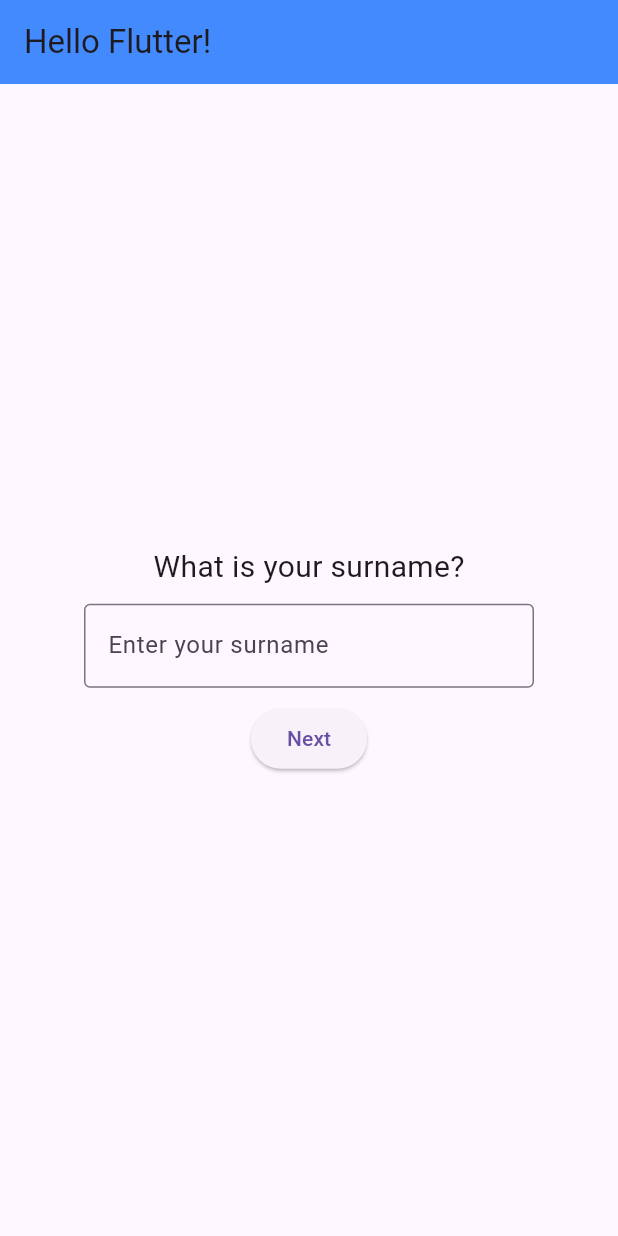
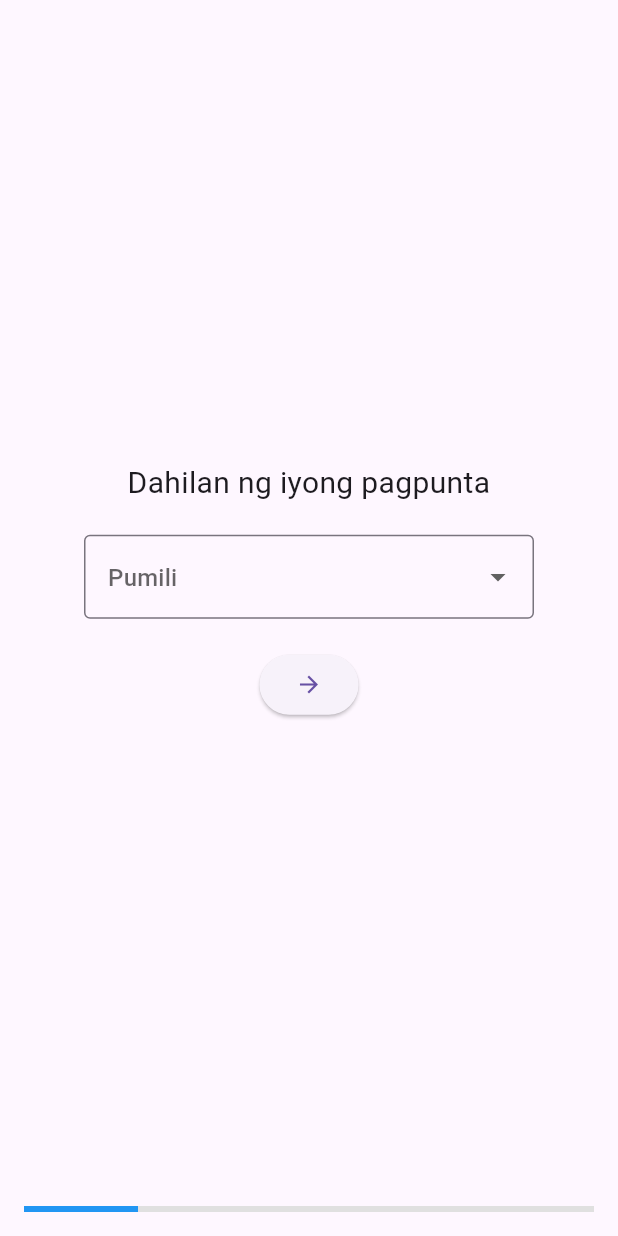
Before and after one commit to melee45/barangay-profiling-system, a Flutter app: the screen it shows after launch, on a phone screen of 412 x 824 dp. Run offline on Flutter 3.47's test engine with Material 3 defaults, Android fonts, the phone set to English and light mode, and no system bars.

Commit message:
Updated the question sequence, added 'Other' in purpose, translated some words from English to Tagalog, Added a progress bar.

```diff
--- a/lib/main.dart
+++ b/lib/main.dart
@@ -18,7 +18,8 @@ class MyApp extends StatelessWidget {
 // Initial Welcome Screen with Animation
 class WelcomeAnimationScreen extends StatefulWidget {
   @override
-  _WelcomeAnimationScreenState createState() => _WelcomeAnimationScreenState();
+  _WelcomeAnimationScreenState createState() =>
+      _WelcomeAnimationScreenState();
 }
 
 class _WelcomeAnimationScreenState extends State<WelcomeAnimationScreen> {
@@ -34,12 +35,6 @@ class _WelcomeAnimationScreenState extends State<WelcomeAnimationScreen> {
     });
 
     Future.delayed(Duration(seconds: 3), () {
-      setState(() {
-        opacity = 0.0;
-      });
-    });
-
-    Future.delayed(Duration(seconds: 4), () {
       Navigator.pushReplacement(
         context,
         MaterialPageRoute(builder: (context) => WelcomeScreen()),
@@ -56,7 +51,8 @@ class _WelcomeAnimationScreenState extends State<WelcomeAnimationScreen> {
           duration: Duration(seconds: 2),
           child: Text(
             "Welcome!",
-            style: TextStyle(fontSize: 32, fontWeight: FontWeight.bold, color: Colors.blue),
+            style: TextStyle(
+                fontSize: 32, fontWeight: FontWeight.bold, color: Colors.blue),
           ),
         ),
       ),
@@ -64,14 +60,13 @@ class _WelcomeAnimationScreenState extends State<WelcomeAnimationScreen> {
   }
 }
 
-// Main Registration Screen with Smooth Transitions
+// Main Registration Screen
 class WelcomeScreen extends StatefulWidget {
   @override
   _WelcomeScreenState createState() => _WelcomeScreenState();
 }
 
 class _WelcomeScreenState extends State<WelcomeScreen> {
-  double opacity = 0.0;
   int step = 0;
   TextEditingController surnameController = TextEditingController();
   TextEditingController firstNameController = TextEditingController();
@@ -81,31 +76,33 @@ class _WelcomeScreenState extends State<WelcomeScreen> {
   DateTime? selectedBirthdate;
   int? calculatedAge;
 
-  List<String> addressOptions = ["Purok 1", "Purok 2", "Purok 3", "Purok 4", "Purok 5",
-  "Purok 6", "Purok 7", "Purok 8", "PLDT Subdivision", "Country Homes Subd.", "Vista Rosa"];
-  List<String> purposeOptions = ["Indigency", "Clearance", "Residency", "Certificate", "ID",
-  "Incident Report", "Accident Report"];
-
-  @override
-  void initState() {
-    super.initState();
-    Future.delayed(Duration(seconds: 1), () {
-      setState(() {
-        opacity = 1.0;
-      });
-    });
-  }
+  List<String> addressOptions = [
+    "Purok 1",
+    "Purok 2",
+    "Purok 3",
+    "Purok 4",
+    "Purok 5",
+    "Purok 6",
+    "Purok 7",
+    "Purok 8",
+    "PLDT Subdivision",
+    "Country Homes Subd.",
+    "Vista Rosa"
+  ];
+  List<String> purposeOptions = [
+    "Indigency",
+    "Clearance",
+    "Residency",
+    "Certificate",
+    "ID",
+    "Incident Report",
+    "Accident Report",
+    "Other"
+  ];
 
   void goToNextStep() {
     setState(() {
-      opacity = 0.0;
-    });
-
-    Future.delayed(Duration(seconds: 1), () {
-      setState(() {
       step++;
-        opacity = 1.0;
-      });
     });
   }
 
@@ -128,7 +125,8 @@ class _WelcomeScreenState extends State<WelcomeScreen> {
   int _calculateAge(DateTime birthdate) {
     DateTime today = DateTime.now();
     int age = today.year - birthdate.year;
-    if (today.month < birthdate.month || (today.month == birthdate.month && today.day < birthdate.day)) {
+    if (today.month < birthdate.month ||
+        (today.month == birthdate.month && today.day < birthdate.day)) {
       age--;
     }
     return age;
@@ -137,28 +135,54 @@ class _WelcomeScreenState extends State<WelcomeScreen> {
   @override
   Widget build(BuildContext context) {
     String questionText = "";
-    Widget inputWidget;
+    Widget inputWidget = SizedBox();
 
     if (step == 0) {
-      questionText = "What is your surname?";
-      inputWidget = TextField(
-        controller: surnameController,
-        decoration: InputDecoration(border: OutlineInputBorder(), hintText: "Enter your surname"),
+      questionText = "Dahilan ng iyong pagpunta";
+      inputWidget = DropdownButtonFormField<String>(
+        value: selectedPurpose,
+        items: purposeOptions.map((String purpose) {
+          return DropdownMenuItem(value: purpose, child: Text(purpose));
+        }).toList(),
+        onChanged: (String? newValue) {
+          setState(() {
+            selectedPurpose = newValue;
+          });
+        },
+        decoration:
+            InputDecoration(border: OutlineInputBorder(), hintText: "Pumili"),
       );
     } else if (step == 1) {
-      questionText = "What is your first name?";
-      inputWidget = TextField(
+      questionText = "Kumpletuhin ang sumusunod";
+      inputWidget = Column(
+        children: [
+          TextField(
+            controller: surnameController,
+            decoration: InputDecoration(
+              border: OutlineInputBorder(),
+              hintText: "Apelyido",
+            ),
+          ),
+          SizedBox(height: 10),
+          TextField(
             controller: firstNameController,
-        decoration: InputDecoration(border: OutlineInputBorder(), hintText: "Enter your first name"),
+            decoration: InputDecoration(
+              border: OutlineInputBorder(),
+              hintText: "Pangalan",
+            ),
+          ),
+          SizedBox(height: 10),
+          TextField(
+            controller: middleNameController,
+            decoration: InputDecoration(
+              border: OutlineInputBorder(),
+              hintText: "Gitnang Pangalan",
+            ),
+          ),
+        ],
       );
     } else if (step == 2) {
-      questionText = "What is your middle name?";
-      inputWidget = TextField(
-        controller: middleNameController,
-        decoration: InputDecoration(border: OutlineInputBorder(), hintText: "Enter your middle name"),
-      );
-    } else if (step == 3) {
-      questionText = "What is your address?";
+      questionText = "Barangay ng pagkakakilanlan";
       inputWidget = DropdownButtonFormField<String>(
         value: selectedAddress,
         items: addressOptions.map((String address) {
@@ -169,10 +193,11 @@ class _WelcomeScreenState extends State<WelcomeScreen> {
             selectedAddress = newValue;
           });
         },
-        decoration: InputDecoration(border: OutlineInputBorder(), hintText: "Select your address"),
+        decoration:
+            InputDecoration(border: OutlineInputBorder(), hintText: "Pumili"),
       );
-    } else if (step == 4) {
-      questionText = "What is your birthdate?";
+    } else if (step == 3) {
+      questionText = "Araw ng kapanganakan";
       inputWidget = Column(
         children: [
           Text(
@@ -184,63 +209,66 @@ class _WelcomeScreenState extends State<WelcomeScreen> {
           SizedBox(height: 10),
           ElevatedButton(
             onPressed: () => _selectBirthdate(context),
-            child: Text("Pick a Date"),
+            child: Text("Pumili ng araw"),
           ),
         ],
       );
-    } else if (step == 5) {
-      questionText = "Your calculated age is:";
+    } else if (step == 4) {
+      questionText = "Ang iyong edad ay:";
       inputWidget = Center(
         child: Text(
-          calculatedAge == null ? "Age not available" : "$calculatedAge years old",
+          calculatedAge == null ? "Hindi masuri" : "$calculatedAge taong gulang",
           style: TextStyle(fontSize: 24, fontWeight: FontWeight.bold),
           textAlign: TextAlign.center,
         ),
       );
-    } else if (step == 6) {
-      questionText = "What is your purpose?";
-      inputWidget = DropdownButtonFormField<String>(
-        value: selectedPurpose,
-        items: purposeOptions.map((String purpose) {
-          return DropdownMenuItem(value: purpose, child: Text(purpose));
-        }).toList(),
-        onChanged: (String? newValue) {
-          setState(() {
-            selectedPurpose = newValue;
-          });
-        },
-        decoration: InputDecoration(border: OutlineInputBorder(), hintText: "Select your purpose"),
-      );
     } else {
       return Scaffold(
-        appBar: AppBar(title: Text("Hello Flutter!"), backgroundColor: Colors.blueAccent),
         body: Center(
-          child: Text("Thank you! Registration complete.", style: TextStyle(fontSize: 20)),
+          child: Text("Maraming Salamat sa pagkumpleto ng survey!",
+              style: TextStyle(fontSize: 20)),
         ),
       );
     }
 
     return Scaffold(
-      appBar: AppBar(title: Text("Hello Flutter!"), backgroundColor: Colors.blueAccent),
-      body: Center(
-        child: AnimatedOpacity(
-          opacity: opacity,
-          duration: Duration(seconds: 1),
+      body: Column(
+        children: [
+          Expanded(
+            child: Center(  // Ensures centering of text and input fields
               child: Column(
-            mainAxisAlignment: MainAxisAlignment.center,
+                mainAxisAlignment: MainAxisAlignment.center, // Centers vertically
+                crossAxisAlignment: CrossAxisAlignment.center, // Centers horizontally
                 children: [
-              Text(questionText, style: TextStyle(fontSize: 20)),
-              SizedBox(height: 10),
-              SizedBox(width: 300, child: inputWidget),
-              SizedBox(height: 10),
+                  Text(
+                    questionText,
+                    style: TextStyle(fontSize: 20),
+                    textAlign: TextAlign.center,
+                  ),
+                  SizedBox(height: 20),
+                  SizedBox(
+                    width: 300, // Limit width
+                    child: inputWidget,
+                  ),
+                  SizedBox(height: 20),
                   ElevatedButton(
                     onPressed: goToNextStep,
-                child: Text("Next"),
+                    child: Icon(Icons.arrow_forward),
                   ),
                 ],
               ),
             ),
           ),
+          Padding(
+            padding: const EdgeInsets.all(16.0),
+            child: LinearProgressIndicator(
+              value: (step + 1) / 5,
+              backgroundColor: Colors.grey[300],
+              valueColor: AlwaysStoppedAnimation<Color>(Colors.blue),
+            ),
+          ),
+        ],
+      ),
     );
   }
 }
--- a/pubspec.yaml
+++ b/pubspec.yaml
@@ -34,6 +34,7 @@ dependencies:
   # The following adds the Cupertino Icons font to your application.
   # Use with the CupertinoIcons class for iOS style icons.
   cupertino_icons: ^1.0.8
+  google_fonts: ^6.1.0
 
 dev_dependencies:
   flutter_test:
```
Also changed, not shown: pubspec.lock, 1 other file. Lines whose indentation alone changed are shown as unchanged.
